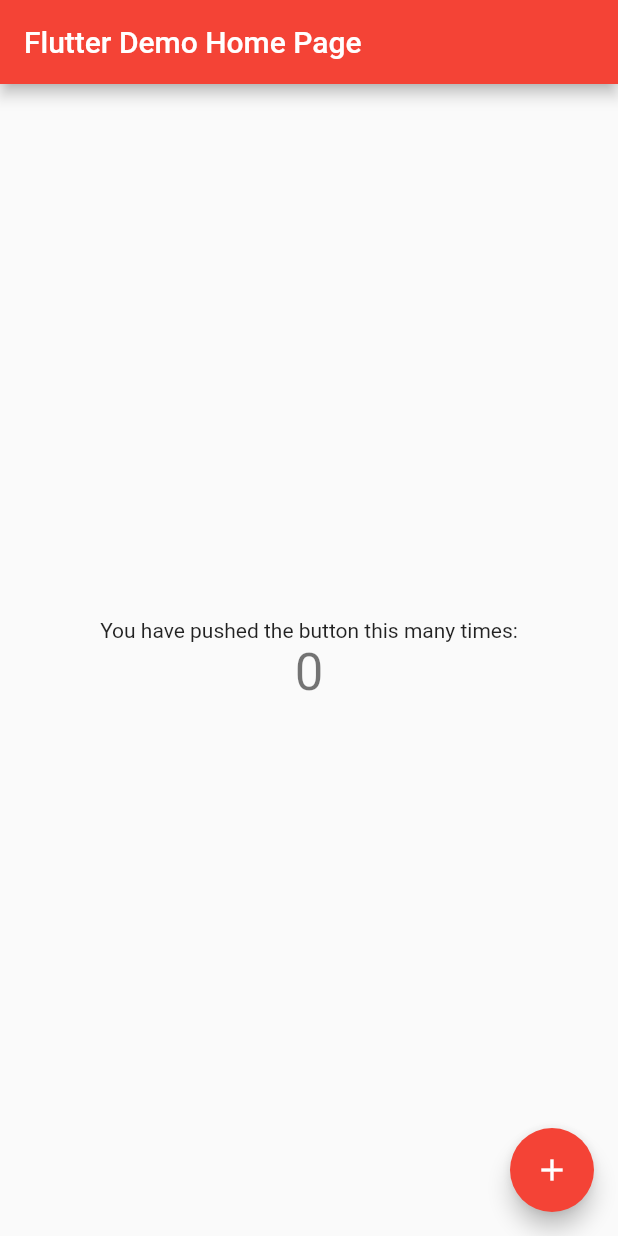
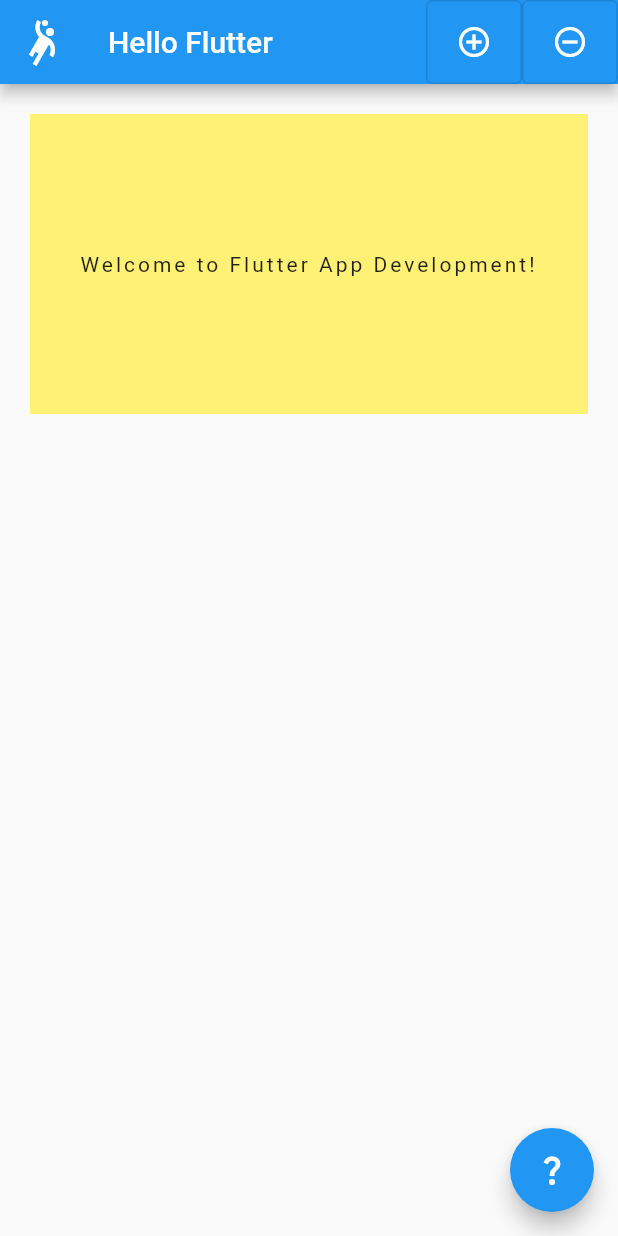
Before and after one commit to vivekduttamishra/202206-flutter-ge, a Flutter app: the screen it shows after launch, on a phone screen of 412 x 824 dp. Run offline on Flutter 3.47's test engine with Material 2 defaults, Android fonts, the phone set to English and light mode, and no system bars.

Commit message:
Anoop - Day 4 updated Main app with widget code

```diff
--- a/hello/lib/main.dart
+++ b/hello/lib/main.dart
@@ -1,115 +1,14 @@
+// third party library import
 import 'package:flutter/material.dart';
+import 'package:hello/screens/home_screen.dart';
 
 void main() {
-  runApp(const MyApp());
+  //print('Hellow World');
+  //runApp(MaterialApp(home: Center(child: Text('Hello World'))));
+  runApp(
+    // provides necessary values for material guidelines
+    const MaterialApp(
+      home: HomeScreen(),
+    ),
+  );
 }
-
-class MyApp extends StatelessWidget {
-  const MyApp({Key? key}) : super(key: key);
-
-  // This widget is the root of your application.
-  @override
-  Widget build(BuildContext context) {
-    return MaterialApp(
-      title: 'Flutter Demo',
-      theme: ThemeData(
-        // This is the theme of your application.
-        //
-        // Try running your application with "flutter run". You'll see the
-        // application has a blue toolbar. Then, without quitting the app, try
-        // changing the primarySwatch below to Colors.green and then invoke
-        // "hot reload" (press "r" in the console where you ran "flutter run",
-        // or simply save your changes to "hot reload" in a Flutter IDE).
-        // Notice that the counter didn't reset back to zero; the application
-        // is not restarted.
-        primarySwatch: Colors.red,
-      ),
-      home: const MyHomePage(title: 'Flutter Demo Home Page'),
-    );
-  }
-}
-
-class MyHomePage extends StatefulWidget {
-  const MyHomePage({Key? key, required this.title}) : super(key: key);
-
-  // This widget is the home page of your application. It is stateful, meaning
-  // that it has a State object (defined below) that contains fields that affect
-  // how it looks.
-
-  // This class is the configuration for the state. It holds the values (in this
-  // case the title) provided by the parent (in this case the App widget) and
-  // used by the build method of the State. Fields in a Widget subclass are
-  // always marked "final".
-
-  final String title;
-
-  @override
-  State<MyHomePage> createState() => _MyHomePageState();
-}
-
-class _MyHomePageState extends State<MyHomePage> {
-  int _counter = 0;
-
-  void _incrementCounter() {
-    setState(() {
-      // This call to setState tells the Flutter framework that something has
-      // changed in this State, which causes it to rerun the build method below
-      // so that the display can reflect the updated values. If we changed
-      // _counter without calling setState(), then the build method would not be
-      // called again, and so nothing would appear to happen.
-      _counter++;
-    });
-  }
-
-  @override
-  Widget build(BuildContext context) {
-    // This method is rerun every time setState is called, for instance as done
-    // by the _incrementCounter method above.
-    //
-    // The Flutter framework has been optimized to make rerunning build methods
-    // fast, so that you can just rebuild anything that needs updating rather
-    // than having to individually change instances of widgets.
-    return Scaffold(
-      appBar: AppBar(
-        // Here we take the value from the MyHomePage object that was created by
-        // the App.build method, and use it to set our appbar title.
-        title: Text(widget.title),
-      ),
-      body: Center(
-        // Center is a layout widget. It takes a single child and positions it
-        // in the middle of the parent.
-        child: Column(
-          // Column is also a layout widget. It takes a list of children and
-          // arranges them vertically. By default, it sizes itself to fit its
-          // children horizontally, and tries to be as tall as its parent.
-          //
-          // Invoke "debug painting" (press "p" in the console, choose the
-          // "Toggle Debug Paint" action from the Flutter Inspector in Android
-          // Studio, or the "Toggle Debug Paint" command in Visual Studio Code)
-          // to see the wireframe for each widget.
-          //
-          // Column has various properties to control how it sizes itself and
-          // how it positions its children. Here we use mainAxisAlignment to
-          // center the children vertically; the main axis here is the vertical
-          // axis because Columns are vertical (the cross axis would be
-          // horizontal).
-          mainAxisAlignment: MainAxisAlignment.center,
-          children: <Widget>[
-            const Text(
-              'You have pushed the button this many times:',
-            ),
-            Text(
-              '$_counter',
-              style: Theme.of(context).textTheme.headline4,
-            ),
-          ],
-        ),
-      ),
-      floatingActionButton: FloatingActionButton(
-        onPressed: _incrementCounter,
-        tooltip: 'Increment',
-        child: const Icon(Icons.add),
-      ), // This trailing comma makes auto-formatting nicer for build methods.
-    );
-  }
-}
--- /dev/null
+++ b/hello/lib/screens/home_screen.dart
@@ -0,0 +1,73 @@
+import 'package:flutter/material.dart';
+
+class HomeScreen extends StatelessWidget {
+  const HomeScreen({Key? key}) : super(key: key);
+
+  @override
+  Widget build(BuildContext context) {
+    // Scaffold provides visuals for entire screen
+    return Scaffold(
+      // starts with appbar
+      appBar: AppBar(
+        title: const Text('Hello Flutter'),
+        leading: const Icon(
+          Icons.sports_handball,
+          size: 32,
+        ),
+        actions: [
+          OutlinedButton(
+            onPressed: () {
+              print('OutlinedButton 1 Pressed');
+            },
+            child: const Icon(
+              Icons.add_circle_outline,
+              color: Colors.white,
+            ),
+          ),
+          OutlinedButton(
+            onPressed: () {
+              print('OutlinedButton 2 Pressed');
+            },
+            child: const Icon(
+              Icons.remove_circle_outline,
+              color: Colors.white,
+            ),
+          )
+        ],
+      ),
+      body: Container(
+        width: double.infinity,
+        height: 200,
+        margin: const EdgeInsets.all(
+          20,
+        ),
+        //   padding: const EdgeInsets.all(
+        //     20,
+        //   ),
+        padding: const EdgeInsets.symmetric(
+          horizontal: 20,
+          vertical: 40,
+        ),
+        color: Colors.yellow.shade300,
+        child: const Align(
+          alignment: Alignment.center,
+          child: Text(
+            'Welcome to Flutter App Development!',
+            textAlign: TextAlign.center,
+            style: TextStyle(
+              letterSpacing: 2,
+            ),
+          ),
+        ),
+      ),
+      floatingActionButton: FloatingActionButton(
+        onPressed: () {
+          print('Button Pressed');
+        },
+        child: const Icon(
+          Icons.question_mark,
+        ),
+      ),
+    );
+  }
+}
```
Also changed, not shown: hello/lib/main-0.dart (added, +115 -0 lines), hello/lib/main-1.dart (added, +16 -0 lines), hello/lib/main-2.dart (added, +76 -0 lines).
